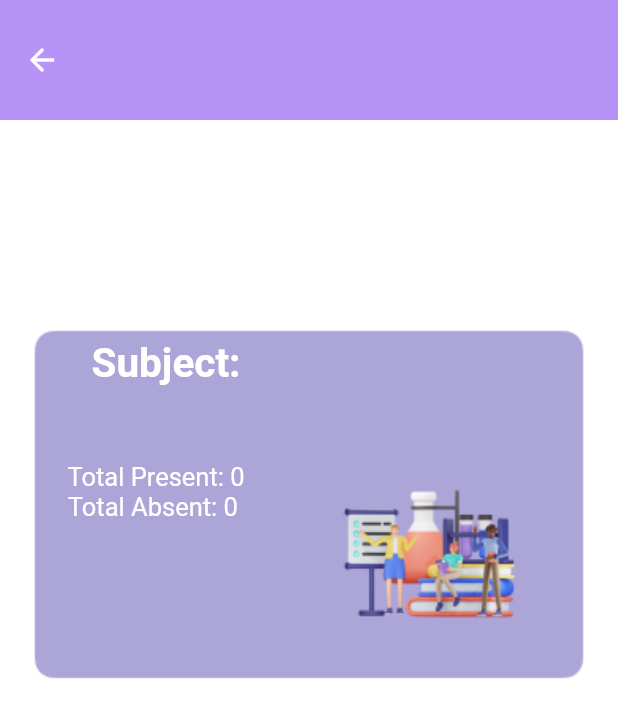
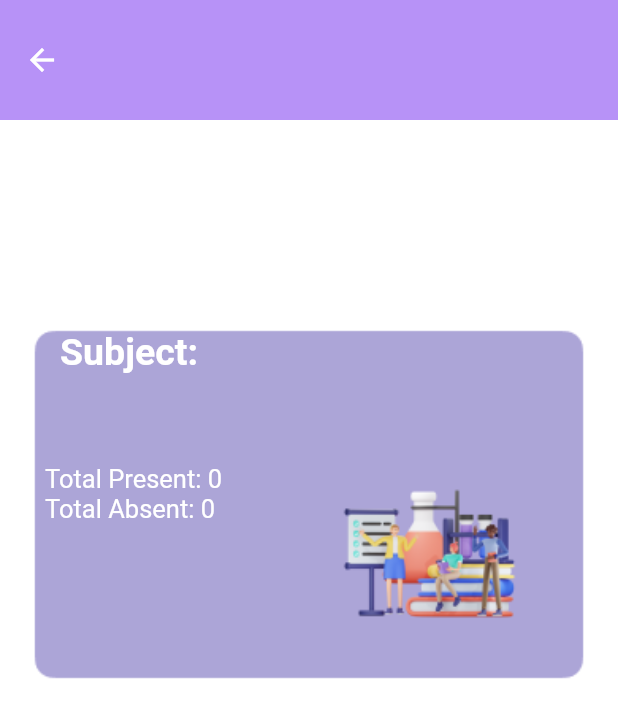
Before and after one commit to abhii421/Erp_App, a Flutter app: the SubjectScreen screen opened directly with empty values, on a phone screen of 412 x 824 dp. Shown: the top 718 px of the screen. Run offline on Flutter 3.47's test engine with Material 2 defaults, Android fonts, the light colour scheme and no system bars; our stand-ins replace dio, google_fonts, hidden_drawer_menu, image_picker, jwt_decoder, lottie and 3 more; missing offline and left inert: dart:ffi; accounts and stored records are empty; network calls fail.

```diff
--- a/erp_app2/lib/subject.dart
+++ b/erp_app2/lib/subject.dart
@@ -89,21 +89,24 @@ class SubjectScreen extends StatelessWidget {
               ),
             ),
           ),
-          Padding(
-            padding: const EdgeInsets.all(16.0),
-            child: Column(
-              crossAxisAlignment: CrossAxisAlignment.center,
+          Column(
+            crossAxisAlignment: CrossAxisAlignment.start,
 
-              children: [
+            children: [
 
-                Padding(
-                  padding: const EdgeInsets.only(left: 45, top: 130, bottom: 50),
-                  child: Text('Subject: $subject', style: TextStyle( color: Colors.white, fontSize: 27, fontWeight: FontWeight.bold),),
-                ),
-                Text('      Total Present: ${totalPresent ?? 'N/A'}' , style: TextStyle( color: Colors.white, fontSize: 17, fontWeight: FontWeight.normal),),
-                Text('     Total Absent: ${totalAbsent ?? 'N/A'}' , style: TextStyle( color: Colors.white, fontSize: 17, fontWeight: FontWeight.normal),),
-              ],
-            ),
+              Padding(
+                padding: const EdgeInsets.only(top: 140, left: 40, bottom: 60),
+                child: Text('Subject: $subject', style: TextStyle( color: Color.fromARGB(255, 255, 255, 255), fontSize: 25, fontWeight: FontWeight.bold),),
+              ),
+              Padding(
+                padding: const EdgeInsets.only(left: 30),
+                child: Text('Total Present: ${totalPresent ?? 'N/A'}' , style: TextStyle( color: Color.fromARGB(255, 255, 255, 255), fontSize: 17, fontWeight: FontWeight.normal),),
+              ),
+              Padding(
+                padding: const EdgeInsets.only(left: 30),
+                child: Text('Total Absent: ${totalAbsent ?? 'N/A'}' , style: TextStyle( color: Color.fromARGB(255, 255, 255, 255), fontSize: 17, fontWeight: FontWeight.normal),),
+              ),
+            ],
           ),
         ],
       ),
```
Also changed, not shown: erp_app2/lib/screens/Fees.dart (+149 -15 lines).
